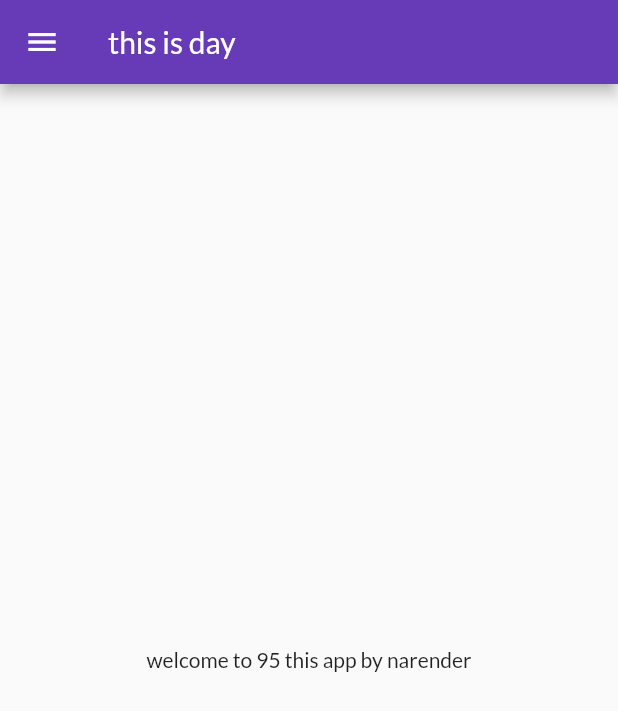
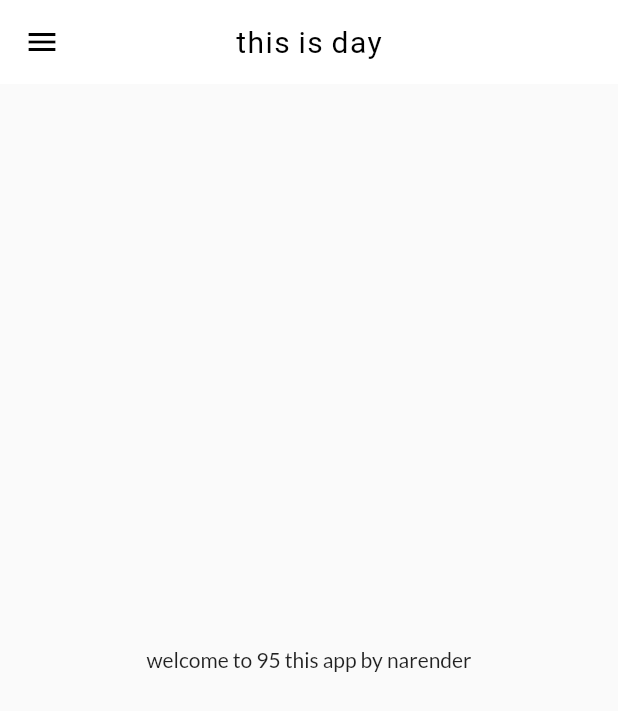
Before and after one commit to narenymca/learnFlutter, a Flutter app: the screen it shows after launch, on a phone screen of 412 x 824 dp. Shown: the top 711 px of the screen. Run offline on Flutter 3.47's test engine with Material 2 defaults, Android fonts, the phone set to English and light mode, and no system bars; our stand-ins replace google_fonts.

Commit message:
thems extracted

```diff
--- a/sample/lib/main.dart
+++ b/sample/lib/main.dart
@@ -1,6 +1,7 @@
 import 'package:flutter/material.dart';
 import 'package:sample/pages/login_page.dart';
 import 'package:sample/utils/routes.dart';
+import 'package:sample/widgets/Theme.dart';
 
 import 'pages/home_page.dart';
 import 'package:google_fonts/google_fonts.dart';
@@ -27,14 +28,8 @@ class MyApp extends StatelessWidget {
   Widget build(BuildContext context) {
     return MaterialApp(
       themeMode: ThemeMode.light,
-      theme: ThemeData(
-        primarySwatch: Colors.deepPurple,
-        fontFamily: GoogleFonts.lato().fontFamily,
-      ),
-      darkTheme: ThemeData(
-        //brightness: Brightness.dark
-        primarySwatch: Colors.deepOrange,
-      ),
+      theme: MyTheme.lightTheme(context),
+      darkTheme: MyTheme.darkTheme(context),
       debugShowCheckedModeBanner: false,
       initialRoute: MyRoutes.homeRoute,
       routes: {
--- /dev/null
+++ b/sample/lib/widgets/Theme.dart
@@ -0,0 +1,43 @@
+import 'package:flutter/material.dart';
+import 'package:google_fonts/google_fonts.dart';
+
+class MyTheme {
+  static ThemeData lightTheme(BuildContext context) => ThemeData(
+        primarySwatch: Colors.deepPurple,
+        fontFamily: GoogleFonts.lato().fontFamily,
+        // ignore: prefer_const_constructors
+        appBarTheme: AppBarTheme(
+            color: Colors.white,
+            elevation: 0.0,
+            centerTitle: true,
+            // ignore: prefer_const_constructors
+            titleTextStyle: TextStyle(
+              color: Colors.black,
+              fontSize: 20.0,
+              letterSpacing: 1.0,
+            ),
+            // ignore: prefer_const_constructors
+            iconTheme: IconThemeData(
+              color: Colors.black,
+            )),
+      );
+      static ThemeData darkTheme(BuildContext context) => ThemeData(
+        primarySwatch: Colors.deepPurple,
+        fontFamily: GoogleFonts.lato().fontFamily,
+        // ignore: prefer_const_constructors
+        appBarTheme: AppBarTheme(
+            color: Colors.white,
+            elevation: 0.0,
+            centerTitle: true,
+            // ignore: prefer_const_constructors
+            titleTextStyle: TextStyle(
+              color: Colors.black,
+              fontSize: 20.0,
+              letterSpacing: 1.0,
+            ),
+            // ignore: prefer_const_constructors
+            iconTheme: IconThemeData(
+              color: Colors.black,
+            )),
+      );
+}
--- a/sample/lib/widgets/drawer.dart
+++ b/sample/lib/widgets/drawer.dart
@@ -26,7 +26,7 @@ class MyDrawer extends StatelessWidget {
                 decoration: BoxDecoration(
                   color: Colors.deepPurple,
                 ),
-                accountName: Text("Narender Kumar"),
+                accountName: const Text("Narender Kumar"),
                 accountEmail: const Text("naren_ymca07@yahoo.com"),
                 currentAccountPicture: CircleAvatar(
                   backgroundImage: NetworkImage(imageUrl),
```
